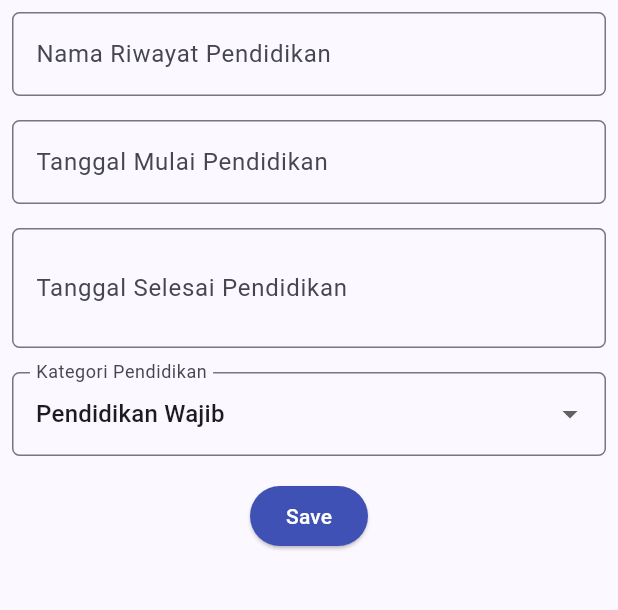
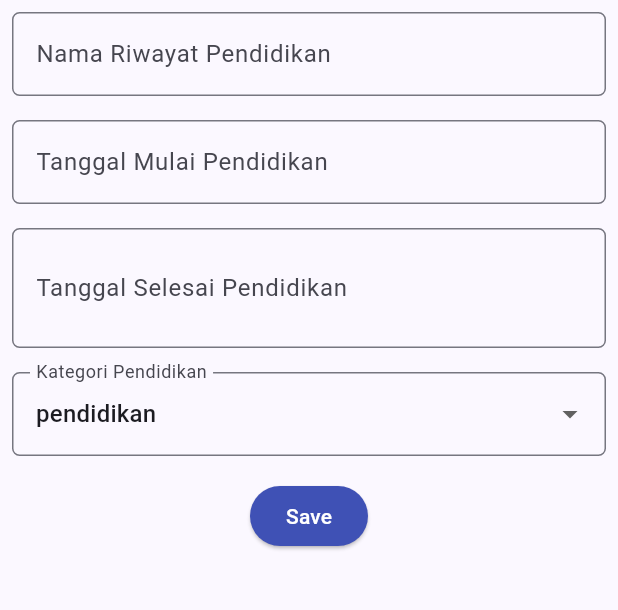
Before and after one commit to aryadwipa24/myportofolio_mobile, a Flutter app: the EducationForm screen opened directly, on a phone screen of 412 x 824 dp, the part 84-694 px from its top. Run offline on Flutter 3.47's test engine with Material 3 defaults, Android fonts, the phone set to English and light mode, and no system bars; generated files the repository leaves out were written again.

Commit message:
feat: make education model

```diff
--- /dev/null
+++ b/lib/models/education.dart
@@ -0,0 +1,34 @@
+import 'package:flutter/material.dart';
+import 'package:json_annotation/json_annotation.dart';
+
+part 'education.g.dart';
+
+@JsonSerializable(fieldRename: FieldRename.snake)
+class Education {
+    const Education({
+        this.id,
+        required this.title,
+        this.category = 'pendidikan',
+        this.image,
+        required this.start,
+        this.end,
+    });
+
+    factory Education.fromJson(Map<String, dynamic> json) =>
+        _$EducationFromJson(json);
+
+    @JsonKey(includeToJson: false)
+    final String? id;
+
+    final String title;
+    final String category;
+    final String start;
+
+    @JsonKey(includeToJson: false)
+    final String? image;
+
+    final String? end;
+
+    Map<String, dynamic> toJson() => _$EducationToJson(this);
+
+}
--- a/lib/screens/education_form.dart
+++ b/lib/screens/education_form.dart
@@ -18,12 +18,10 @@ class _EducationFormPageState extends State<EducationForm> {
   DateTime? _educationEnded;
   String _educationEndedStr = "";
   String _educationStartedStr = "";
-  String _category = "Pendidikan Wajib";
+  String _category = "pendidikan";
 
   final List<String> _categories = [
-    'Pendidikan Wajib',
-    'Pendidikan Tinggi',
-    'Pendidikan Tambahan (Bimbel)',
+    'pendidikan',
   ];
 
   @override
```
